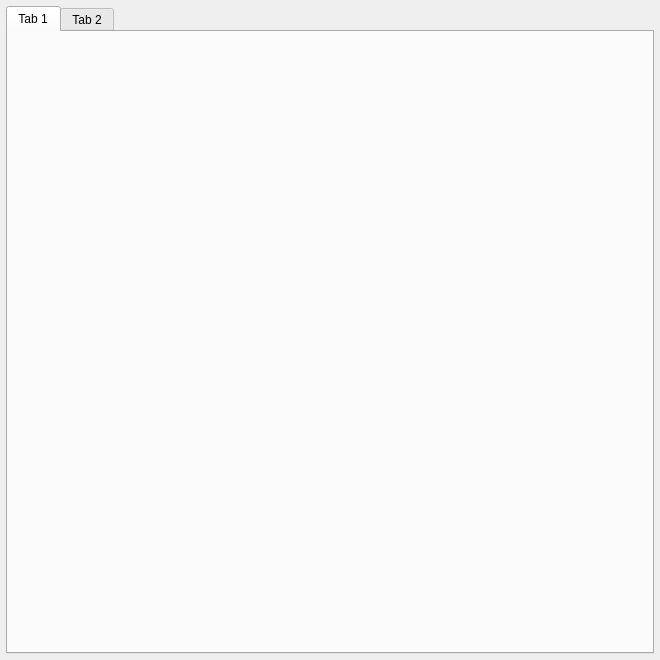
Fefedu973/OpenRGBVisualMapPlugin, file ui/OpenRGBVisualMapTab.ui: the form before one commit.
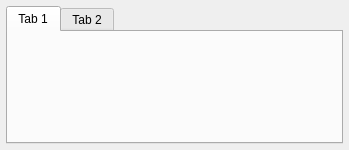
The form after the commit.

The edit to the form file:
```diff
--- a/ui/OpenRGBVisualMapTab.ui
+++ b/ui/OpenRGBVisualMapTab.ui
@@ -6,8 +6,8 @@
    <rect>
     <x>0</x>
     <y>0</y>
-    <width>660</width>
-    <height>660</height>
+    <width>349</width>
+    <height>150</height>
    </rect>
   </property>
   <property name="sizePolicy">
@@ -18,8 +18,8 @@
   </property>
   <property name="minimumSize">
    <size>
-    <width>660</width>
-    <height>660</height>
+    <width>0</width>
+    <height>0</height>
    </size>
   </property>
   <property name="maximumSize">
```
